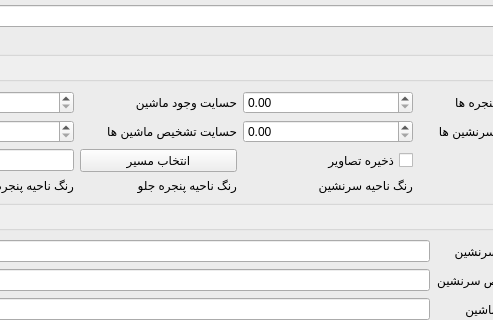
The window that appsettingsdialog.ui (pouya-codes/OccuptantDetector) describes before a commit, drawn with Qt 5; both pictures show x 120 to 613 and y 94 to 414 of the 733 by 553 pixel window.
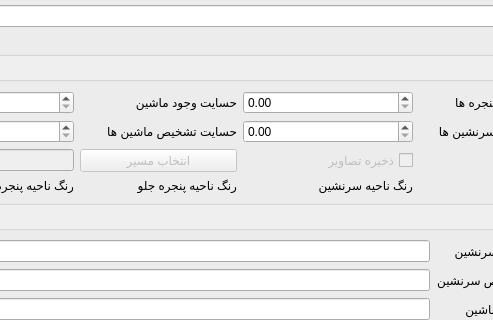
The same window after the commit. Custom widgets are drawn as their Qt base class.

What changed in the file:
```diff
--- a/appsettingsdialog.ui
+++ b/appsettingsdialog.ui
@@ -87,6 +87,9 @@
       </item>
       <item row="2" column="1">
        <widget class="QPushButton" name="btn_save_path">
+        <property name="enabled">
+         <bool>false</bool>
+        </property>
         <property name="text">
          <string>انتخاب مسیر</string>
         </property>
@@ -101,6 +104,9 @@
       </item>
       <item row="2" column="2">
        <widget class="QCheckBox" name="cb_save_videos">
+        <property name="enabled">
+         <bool>false</bool>
+        </property>
         <property name="layoutDirection">
          <enum>Qt::RightToLeft</enum>
         </property>
@@ -160,7 +166,11 @@
        </widget>
       </item>
       <item row="2" column="0">
-       <widget class="QLineEdit" name="le_save_path"/>
+       <widget class="QLineEdit" name="le_save_path">
+        <property name="enabled">
+         <bool>false</bool>
+        </property>
+       </widget>
       </item>
       <item row="2" column="3">
        <widget class="QCheckBox" name="cb_driver_detection">
```
